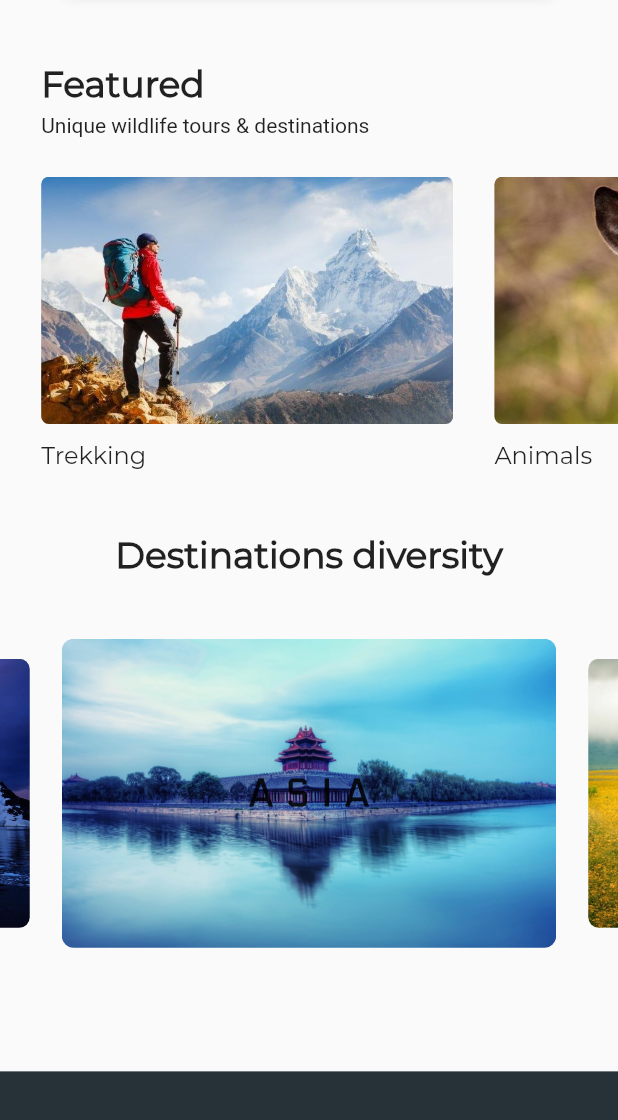
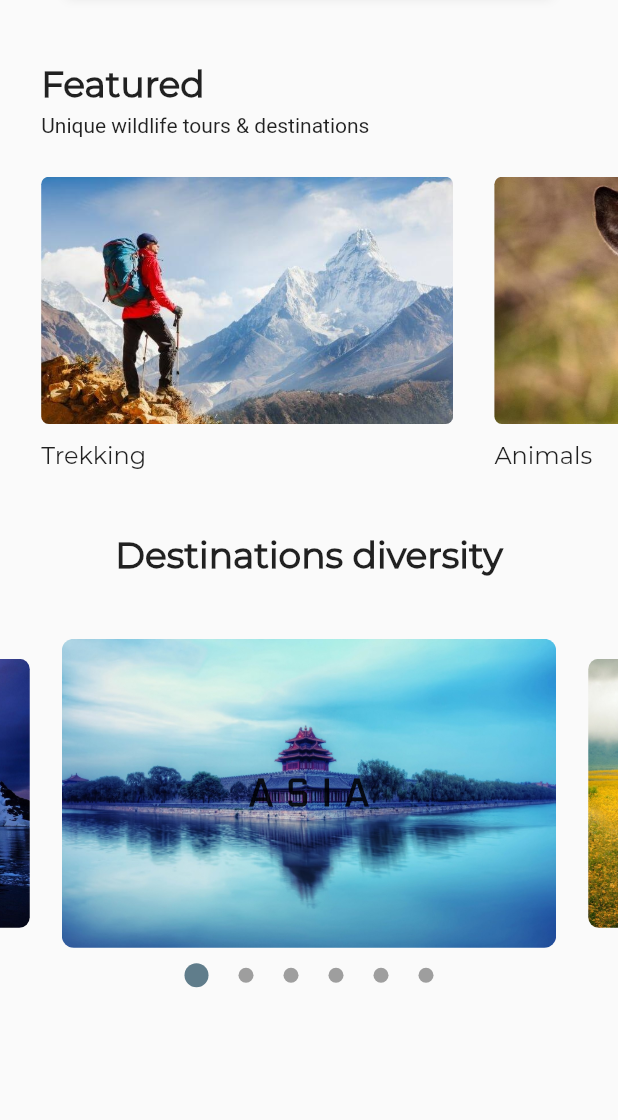
Before and after one commit to Enayat01/explore_webapp, a Flutter app: the screen it shows after launch, scrolled down 576 dp, on a phone screen of 412 x 824 dp, the part 116-1236 px from its top. Run offline on Flutter 3.47's test engine with Material 2 defaults, Android fonts, the phone set to English and light mode, and no system bars; drawn by our look-alikes of carousel_slider; our stand-ins replace easy_dynamic_theme, flutter_form_builder, form_builder_validators.

Commit message:
Dot indicator in image carousel

```diff
--- a/lib/widgets/image_carousel.dart
+++ b/lib/widgets/image_carousel.dart
@@ -83,7 +83,45 @@ class _ImageCarouselState extends State<ImageCarousel> {
 
         /// Bottom floating card
         ResponsiveWidget.isSmallScreen(context)
-            ? const SizedBox()
+            ? AspectRatio(
+                aspectRatio: 17 / 10,
+                child: Align(
+                  alignment: Alignment.bottomCenter,
+                  child: FittedBox(
+                    child: Padding(
+                      padding: const EdgeInsets.symmetric(horizontal: 20.0),
+                      child: Row(
+                        mainAxisAlignment: MainAxisAlignment.spaceEvenly,
+                        children: [
+                          for (int item = 0; item < placesList.length; item++)
+                            InkWell(
+                              splashColor: Colors.transparent,
+                              hoverColor: Colors.transparent,
+                              onHover: (value) {
+                                setState(() {
+                                  value
+                                      ? _isHovering[item] = true
+                                      : _isHovering[item] = false;
+                                });
+                              },
+                              onTap: () {
+                                _controller.animateToPage(item);
+                              },
+                              child: Padding(
+                                padding: const EdgeInsets.all(10.0),
+                                child: CircleAvatar(
+                                    radius: _isSelected[item] ? 8 : 5,
+                                    backgroundColor: _isSelected[item]
+                                        ? Colors.blueGrey
+                                        : Colors.grey),
+                              ),
+                            ),
+                        ],
+                      ),
+                    ),
+                  ),
+                ),
+              )
             : AspectRatio(
                 aspectRatio: 17 / 9,
                 child: Align(
@@ -168,7 +206,7 @@ class _ImageCarouselState extends State<ImageCarousel> {
                     ),
                   ),
                 ),
-              )
+              ),
       ],
     );
   }
```
